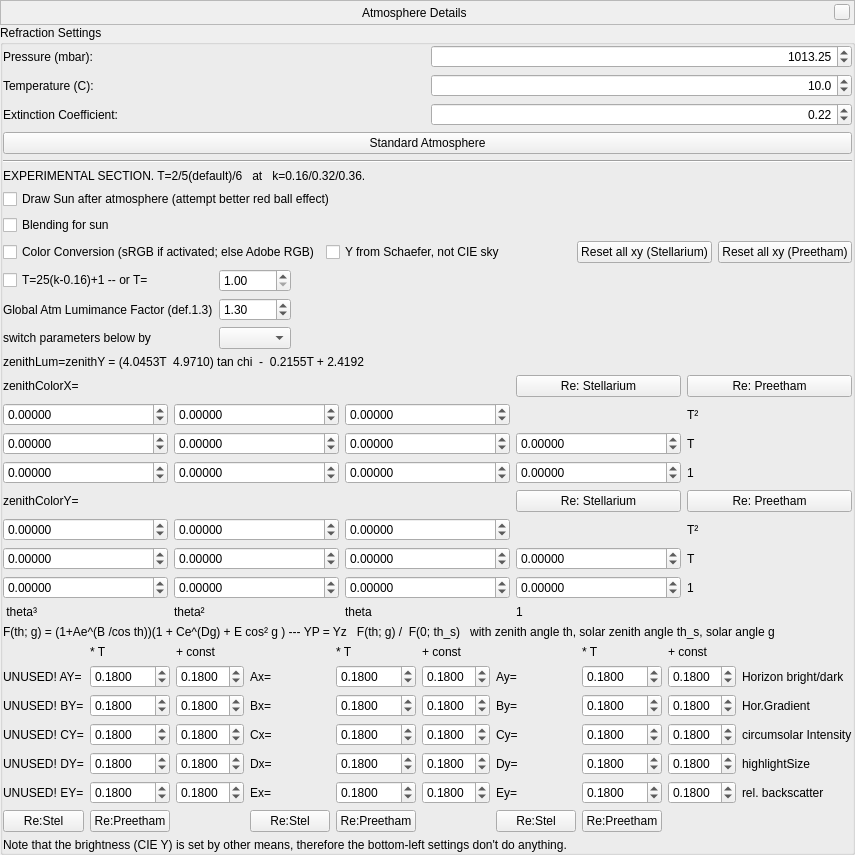
Above: src/gui/atmosphereDialog.ui from Stellarium/stellarium before the change. Below: the same form after it.
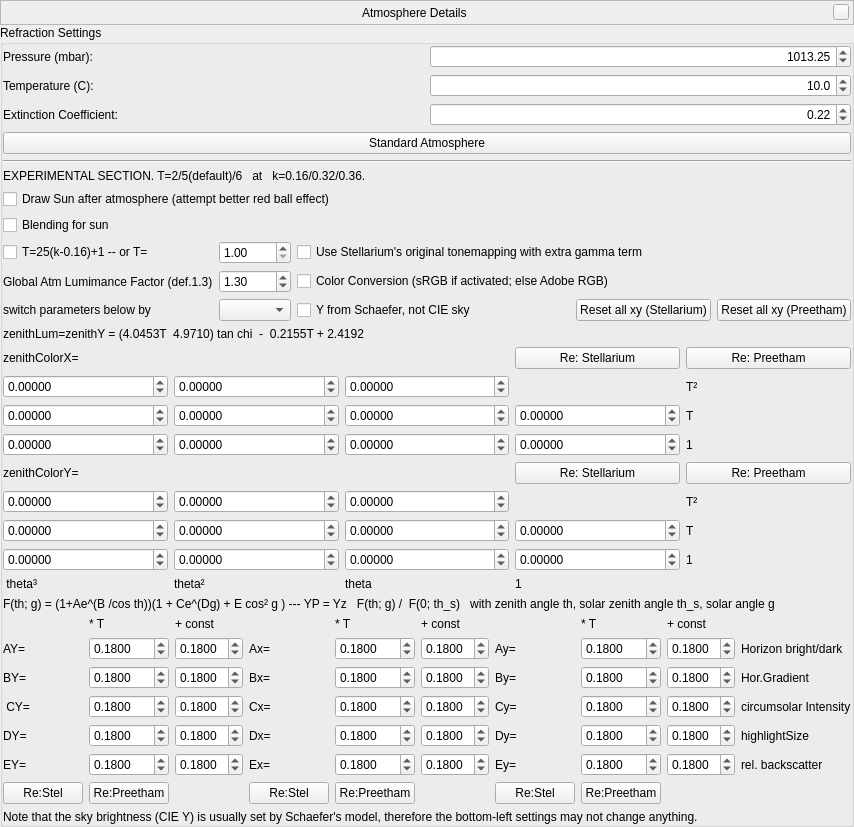
That is the form after the change. Custom widgets are drawn as their Qt base class.

Commit message: Allow testing of Ruslan's gamma-modified tonemapping - hopefully added all possible parameters

The edit to the form file:
```diff
--- a/src/gui/atmosphereDialog.ui
+++ b/src/gui/atmosphereDialog.ui
@@ -7,7 +7,7 @@
     <x>0</x>
     <y>0</y>
     <width>796</width>
-    <height>816</height>
+    <height>791</height>
    </rect>
   </property>
   <layout class="QVBoxLayout" name="verticalLayout">
@@ -273,60 +273,6 @@
         </property>
        </widget>
       </item>
-      <item>
-       <layout class="QHBoxLayout" name="horizontalLayout_RGBselector">
-        <item>
-         <widget class="QCheckBox" name="checkBox_sRGB">
-          <property name="text">
-           <string>Color Conversion (sRGB if activated; else Adobe RGB)</string>
-          </property>
-         </widget>
-        </item>
-        <item>
-         <widget class="QCheckBox" name="checkBox_Schaefer">
-          <property name="toolTip">
-           <string>Schaefer's skylight model is better than the result from the CIE skylight distribution.</string>
-          </property>
-          <property name="text">
-           <string>Y from Schaefer, not CIE sky</string>
-          </property>
-         </widget>
-        </item>
-        <item>
-         <spacer name="horizontalSpacer">
-          <property name="orientation">
-           <enum>Qt::Horizontal</enum>
-          </property>
-          <property name="sizeHint" stdset="0">
-           <size>
-            <width>40</width>
-            <height>20</height>
-           </size>
-          </property>
-         </spacer>
-        </item>
-        <item>
-         <widget class="QPushButton" name="resetStellPushButton">
-          <property name="toolTip">
-           <string>Reset all ABCDE values for zenith and distribution to those in Stellarium's original implementation paper</string>
-          </property>
-          <property name="text">
-           <string>Reset all xy (Stellarium)</string>
-          </property>
-         </widget>
-        </item>
-        <item>
-         <widget class="QPushButton" name="resetPreetPushButton">
-          <property name="toolTip">
-           <string>Reset all ABCDE values for zenith and distribution to those in Preetham's 1999 paper</string>
-          </property>
-          <property name="text">
-           <string>Reset all xy (Preetham)</string>
-          </property>
-         </widget>
-        </item>
-       </layout>
-      </item>
       <item>
        <layout class="QGridLayout" name="gridLayout_2">
         <item row="2" column="0">
@@ -336,6 +282,20 @@
           </property>
          </widget>
         </item>
+        <item row="0" column="0">
+         <widget class="QCheckBox" name="checkBox_TfromK">
+          <property name="text">
+           <string>T=25(k-0.16)+1 -- or T=</string>
+          </property>
+         </widget>
+        </item>
+        <item row="2" column="1">
+         <widget class="QComboBox" name="comboBox_skylightDecimals">
+          <property name="currentText">
+           <string/>
+          </property>
+         </widget>
+        </item>
         <item row="1" column="1">
          <widget class="QDoubleSpinBox" name="doubleSpinBox_globalBrightness">
           <property name="maximum">
@@ -349,23 +309,6 @@
           </property>
          </widget>
         </item>
-        <item row="2" column="1">
-         <widget class="QComboBox" name="comboBox_skylightDecimals">
-          <property name="currentText">
-           <string/>
-          </property>
-         </widget>
-        </item>
-        <item row="0" column="1">
-         <widget class="QDoubleSpinBox" name="doubleSpinBox_T">
-          <property name="minimum">
-           <double>1.000000000000000</double>
-          </property>
-          <property name="singleStep">
-           <double>0.100000000000000</double>
-          </property>
-         </widget>
-        </item>
         <item row="1" column="0">
          <widget class="QLabel" name="label_33">
           <property name="text">
@@ -373,25 +316,76 @@
           </property>
          </widget>
         </item>
-        <item row="0" column="0">
-         <widget class="QCheckBox" name="checkBox_TfromK">
+        <item row="0" column="1">
+         <widget class="QDoubleSpinBox" name="doubleSpinBox_T">
+          <property name="minimum">
+           <double>1.000000000000000</double>
+          </property>
+          <property name="singleStep">
+           <double>0.100000000000000</double>
+          </property>
+         </widget>
+        </item>
+        <item row="0" column="2">
+         <widget class="QCheckBox" name="checkBox_flagUseTmGamma">
           <property name="text">
-           <string>T=25(k-0.16)+1 -- or T=</string>
+           <string>Use Stellarium's original tonemapping with extra gamma term</string>
           </property>
          </widget>
         </item>
+        <item row="2" column="2">
+         <layout class="QHBoxLayout" name="horizontalLayout">
+          <item>
+           <widget class="QCheckBox" name="checkBox_Schaefer">
+            <property name="toolTip">
+             <string>Schaefer's skylight model is better than the result from the CIE skylight distribution.</string>
+            </property>
+            <property name="text">
+             <string>Y from Schaefer, not CIE sky</string>
+            </property>
+           </widget>
+          </item>
+          <item>
+           <spacer name="horizontalSpacer_3">
+            <property name="orientation">
+             <enum>Qt::Horizontal</enum>
+            </property>
+            <property name="sizeHint" stdset="0">
+             <size>
+              <width>40</width>
+              <height>20</height>
+             </size>
+            </property>
+           </spacer>
+          </item>
+          <item>
+           <widget class="QPushButton" name="resetStellPushButton">
+            <property name="toolTip">
+             <string>Reset all ABCDE values for zenith and distribution to those in Stellarium's original implementation paper</string>
+            </property>
+            <property name="text">
+             <string>Reset all xy (Stellarium)</string>
+            </property>
+           </widget>
+          </item>
+          <item>
+           <widget class="QPushButton" name="resetPreetPushButton">
+            <property name="toolTip">
+             <string>Reset all ABCDE values for zenith and distribution to those in Preetham's 1999 paper</string>
+            </property>
+            <property name="text">
+             <string>Reset all xy (Preetham)</string>
+            </property>
+           </widget>
+          </item>
+         </layout>
+        </item>
         <item row="1" column="2">
-         <spacer name="horizontalSpacer_2">
-          <property name="orientation">
-           <enum>Qt::Horizontal</enum>
+         <widget class="QCheckBox" name="checkBox_sRGB">
+          <property name="text">
+           <string>Color Conversion (sRGB if activated; else Adobe RGB)</string>
           </property>
-          <property name="sizeHint" stdset="0">
-           <size>
-            <width>40</width>
-            <height>20</height>
-           </size>
-          </property>
-         </spacer>
+         </widget>
         </item>
        </layout>
       </item>
@@ -915,28 +909,28 @@
         <item row="1" column="0">
          <widget class="QLabel" name="label_2">
           <property name="text">
-           <string>UNUSED! AY=</string>
+           <string>AY=</string>
           </property>
          </widget>
         </item>
         <item row="3" column="0">
          <widget class="QLabel" name="label_5">
           <property name="text">
-           <string>UNUSED! CY=</string>
+           <string> CY=</string>
           </property>
          </widget>
         </item>
         <item row="4" column="0">
          <widget class="QLabel" name="label_6">
           <property name="text">
-           <string>UNUSED! DY=</string>
+           <string>DY=</string>
           </property>
          </widget>
         </item>
         <item row="5" column="0">
          <widget class="QLabel" name="label_7">
           <property name="text">
-           <string>UNUSED! EY=</string>
+           <string>EY=</string>
           </property>
          </widget>
         </item>
@@ -1479,7 +1473,7 @@
         <item row="2" column="0">
          <widget class="QLabel" name="label_4">
           <property name="text">
-           <string>UNUSED! BY=</string>
+           <string>BY=</string>
           </property>
          </widget>
         </item>
@@ -1694,7 +1688,7 @@
       <item>
        <widget class="QLabel" name="label_36">
         <property name="text">
-         <string>Note that the brightness (CIE Y) is set by other means, therefore the bottom-left settings don't do anything.</string>
+         <string>Note that the sky brightness (CIE Y) is usually set by Schaefer's model, therefore the bottom-left settings may not change anything.</string>
         </property>
        </widget>
       </item>
```
The commit also changes 6 other files.
